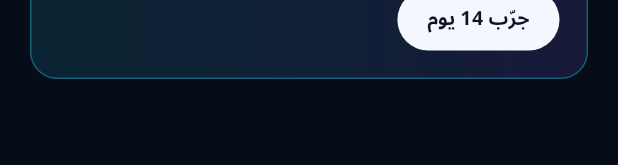
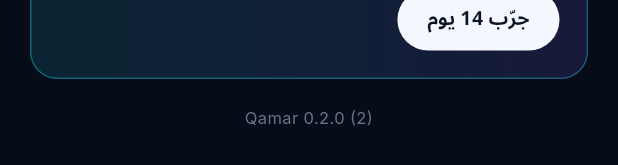
Before and after one commit to theonlyXie/Qamar, a Flutter app: the YouScreen widget shown alone on an empty page, opened directly, scrolled down 522 dp, on a phone screen of 412 x 824 dp. Shown: the part 917-1082 px from the top of the screen. Run offline on Flutter 3.47's test engine with Material 3 defaults, Android fonts, the phone set to English and light mode, and no system bars; our stand-ins replace google_fonts, image_picker, in_app_purchase, supabase_flutter; accounts and stored records are empty; Roboto replaces fonts that are missing (Noto Sans Arabic).

Commit message:
Bump to 0.2.0 and show the build label in the app
Both APKs so far reported versionName 0.1.0 / versionCode 2001, so there was
no way to tell on-device which build was installed — which made it impossible
to distinguish "the fix isn't there" from "the old build is still on the
phone". Bump to 0.2.0+2 and print the build label at the bottom of the You
screen so a tester can confirm it at a glance.

Co-Authored-By: Claude Opus 5 <noreply@anthropic.com>
Claude-Session: https://claude.ai/code/session_013eZkxir6LGh3mRY1Jd1R3d

```diff
--- a/app/lib/screens/you_screen.dart
+++ b/app/lib/screens/you_screen.dart
@@ -2,6 +2,7 @@ import 'package:flutter/material.dart';
 import 'package:provider/provider.dart';
 
 import '../l10n/strings.dart';
+import '../services/config.dart';
 import '../state/app_state.dart';
 import '../theme/app_theme.dart';
 import '../theme/colors.dart';
@@ -193,6 +194,13 @@ class YouScreen extends StatelessWidget {
             ],
           ),
         ),
+        const SizedBox(height: 18),
+        Center(
+          child: Text(
+            'Qamar ${QamarConfig.buildLabel}',
+            style: QText.number(size: 11, color: QColors.textFaint),
+          ),
+        ),
       ],
     );
   }
--- a/app/lib/services/config.dart
+++ b/app/lib/services/config.dart
@@ -9,6 +9,12 @@
 /// and wire a repository-backed AppState variant before shipping.
 class QamarConfig {
   QamarConfig._();
+
+  /// Shown on the You screen so a tester can tell at a glance which build is
+  /// on the phone. Keep in step with `version:` in pubspec.yaml — reading the
+  /// real value at runtime would mean adding package_info_plus, which is not
+  /// worth a dependency for one label.
+  static const buildLabel = '0.2.0 (2)';
 
   /// Supplied via --dart-define=SUPABASE_URL=... at build time. Never commit
   /// real values — this file only reads them from the environment.
--- a/app/pubspec.yaml
+++ b/app/pubspec.yaml
@@ -1,7 +1,7 @@
 name: qamar
 description: Qamar — AI Health OS. Personal nutritionist in your pocket.
 publish_to: "none"
-version: 0.1.0
+version: 0.2.0+2
 
 environment:
   sdk: ">=3.3.0 <4.0.0"
```
